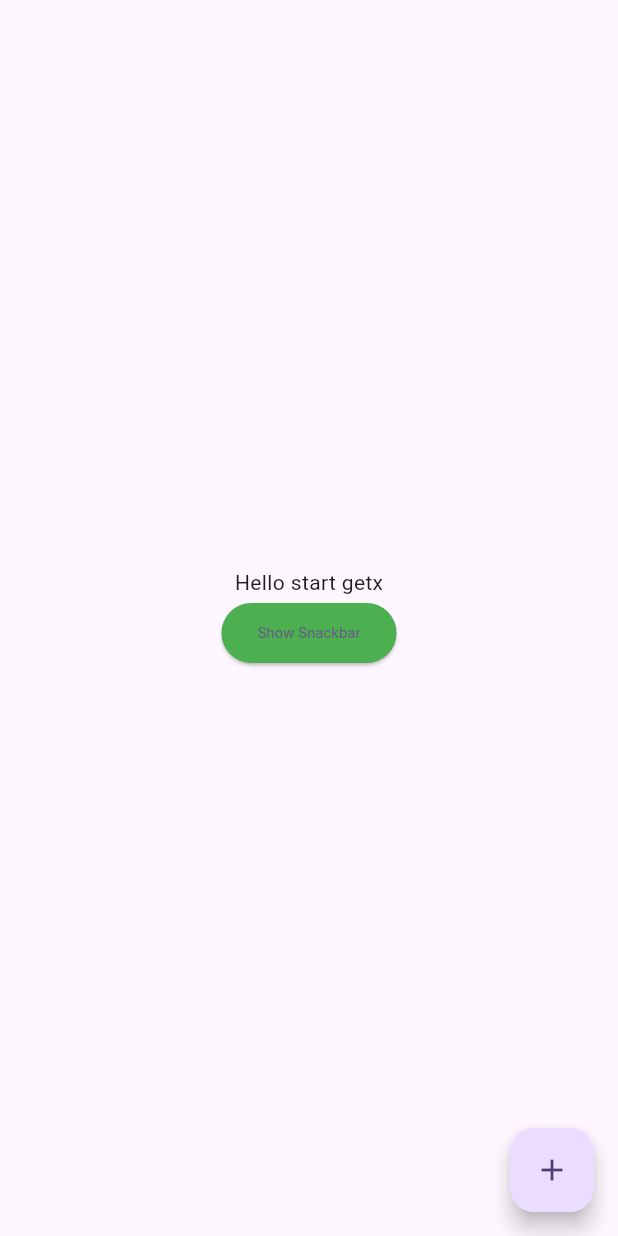
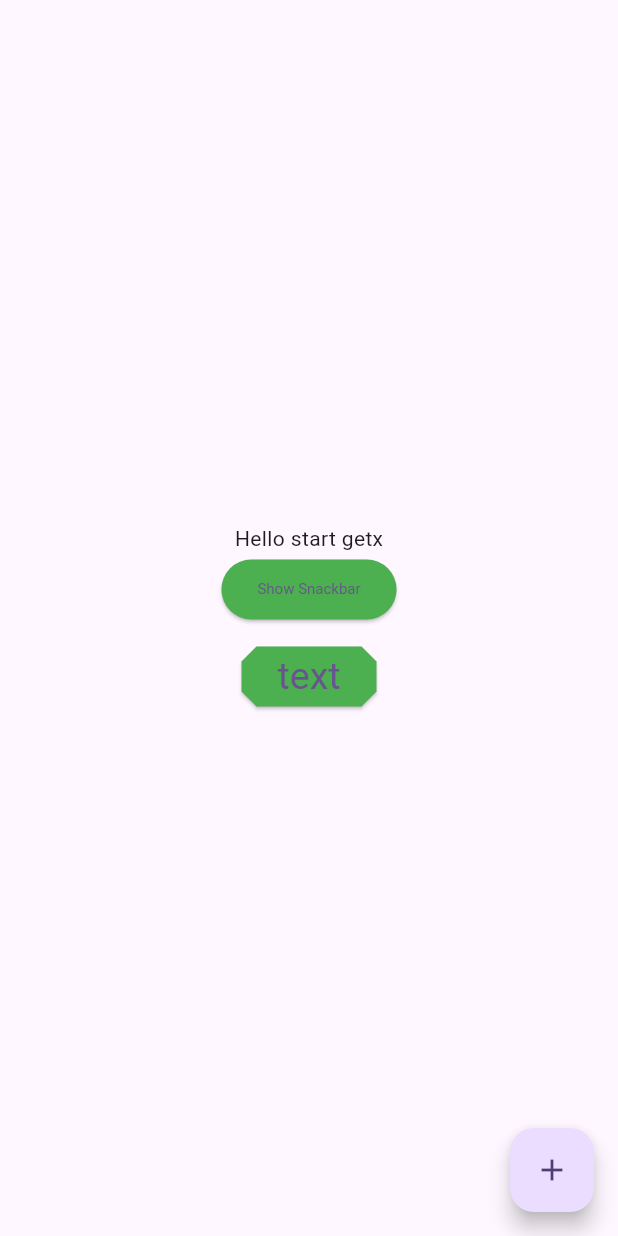
Before and after one commit to alamincmt/flutter_ui, a Flutter app: the screen it shows after launch, on a phone screen of 412 x 824 dp. Run offline on Flutter 3.47's test engine with Material 2 defaults, Android fonts, the light colour scheme and no system bars; our stand-ins replace get.

Commit message:
New style button add

```diff
--- a/Flutter_UI/lib/Custom_Elevated_Button/elevated_button_with_style.dart
+++ b/Flutter_UI/lib/Custom_Elevated_Button/elevated_button_with_style.dart
@@ -23,6 +23,15 @@ class ElevateedButtonWithStyle extends StatelessWidget {
                 fontStyle: FontStyle.normal),
           ),
           ),
+          SizedBox(height: 10,),
+          ElevatedButton(onPressed: (){}, child: Text("text"),style: ElevatedButton.styleFrom(
+            primary: Colors.green,
+            // side: BorderSide(color: Colors.yellow, width: 5),
+            textStyle: const TextStyle(
+                color: Colors.white, fontSize: 25, fontStyle: FontStyle.normal),
+            shape: BeveledRectangleBorder(
+                borderRadius: BorderRadius.all(Radius.circular(10))),
+          ),),
         ],
       ),
       floatingActionButton: FloatingActionButton(
```
